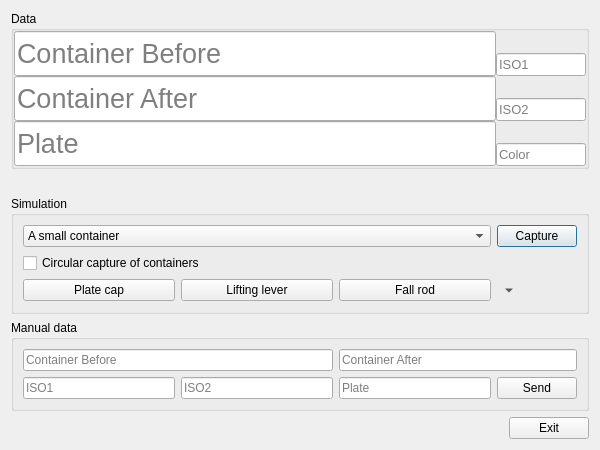
The window that Main/ChannelData/simulationdialog.ui (519984307/Container_Multiple_Channels_20200522) describes before a commit, drawn with Qt 5.
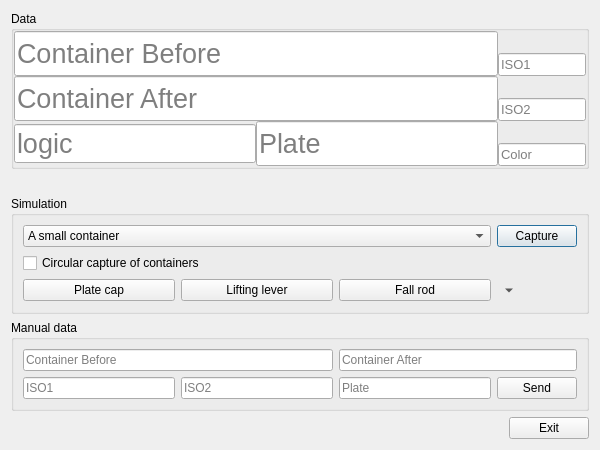
The same window after the commit. Icons and pictures are not drawn.

```diff
--- a/Main/ChannelData/simulationdialog.ui
+++ b/Main/ChannelData/simulationdialog.ui
@@ -178,8 +178,8 @@
       <property name="spacing">
        <number>0</number>
       </property>
-      <item row="0" column="0" rowspan="2">
-       <widget class="QLineEdit" name="lineEdit">
+      <item row="0" column="0" rowspan="2" colspan="2">
+       <widget class="QLineEdit" name="con_before_lineEdit">
         <property name="minimumSize">
          <size>
           <width>0</width>
@@ -205,7 +205,7 @@
         </property>
        </widget>
       </item>
-      <item row="0" column="1">
+      <item row="0" column="2">
        <spacer name="verticalSpacer">
         <property name="orientation">
          <enum>Qt::Vertical</enum>
@@ -218,8 +218,8 @@
         </property>
        </spacer>
       </item>
-      <item row="1" column="1">
-       <widget class="QLineEdit" name="lineEdit_2">
+      <item row="1" column="2">
+       <widget class="QLineEdit" name="iso_before_lineEdit">
         <property name="maximumSize">
          <size>
           <width>90</width>
@@ -239,8 +239,8 @@
         </property>
        </widget>
       </item>
-      <item row="2" column="0" rowspan="2">
-       <widget class="QLineEdit" name="lineEdit_4">
+      <item row="2" column="0" rowspan="2" colspan="2">
+       <widget class="QLineEdit" name="con_after_lineEdit">
         <property name="minimumSize">
          <size>
           <width>0</width>
@@ -266,7 +266,7 @@
         </property>
        </widget>
       </item>
-      <item row="2" column="1">
+      <item row="2" column="2">
        <spacer name="verticalSpacer_2">
         <property name="orientation">
          <enum>Qt::Vertical</enum>
@@ -279,8 +279,8 @@
         </property>
        </spacer>
       </item>
-      <item row="3" column="1">
-       <widget class="QLineEdit" name="lineEdit_3">
+      <item row="3" column="2">
+       <widget class="QLineEdit" name="iso_after_lineEdit">
         <property name="maximumSize">
          <size>
           <width>90</width>
@@ -301,7 +301,30 @@
        </widget>
       </item>
       <item row="4" column="0" rowspan="2">
-       <widget class="QLineEdit" name="lineEdit_6">
+       <widget class="QLineEdit" name="box_type_lineEdit">
+        <property name="minimumSize">
+         <size>
+          <width>0</width>
+          <height>33</height>
+         </size>
+        </property>
+        <property name="font">
+         <font>
+          <pointsize>20</pointsize>
+          <weight>50</weight>
+          <bold>false</bold>
+         </font>
+        </property>
+        <property name="readOnly">
+         <bool>true</bool>
+        </property>
+        <property name="placeholderText">
+         <string>logic</string>
+        </property>
+       </widget>
+      </item>
+      <item row="4" column="1" rowspan="2">
+       <widget class="QLineEdit" name="plate_lineEdit">
         <property name="minimumSize">
          <size>
           <width>0</width>
@@ -327,7 +350,7 @@
         </property>
        </widget>
       </item>
-      <item row="4" column="1">
+      <item row="4" column="2">
        <spacer name="verticalSpacer_3">
         <property name="orientation">
          <enum>Qt::Vertical</enum>
@@ -340,8 +363,8 @@
         </property>
        </spacer>
       </item>
-      <item row="5" column="1">
-       <widget class="QLineEdit" name="lineEdit_5">
+      <item row="5" column="2">
+       <widget class="QLineEdit" name="plate_color_lineEdit">
         <property name="maximumSize">
          <size>
           <width>90</width>
```
